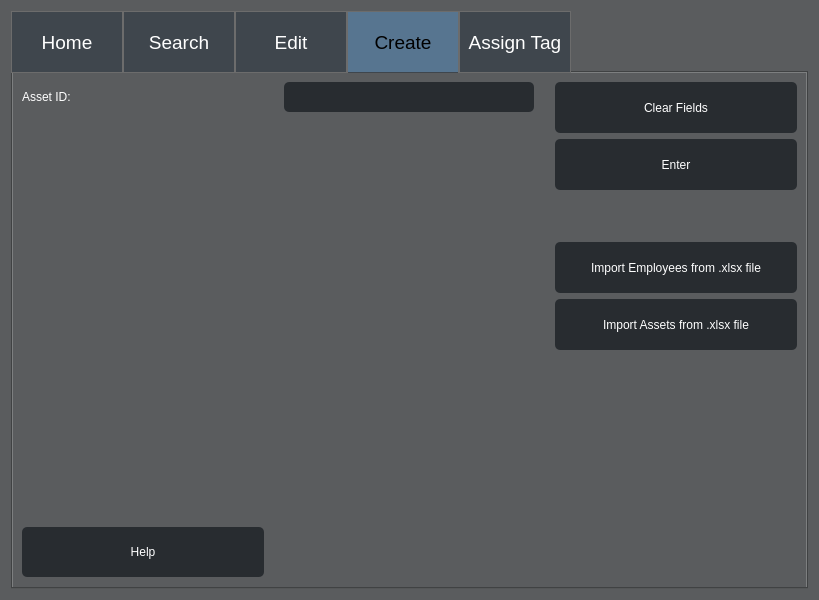
Capstone-RFID/Code, file ui/Admin_Level2_Access.ui: the form before one commit.
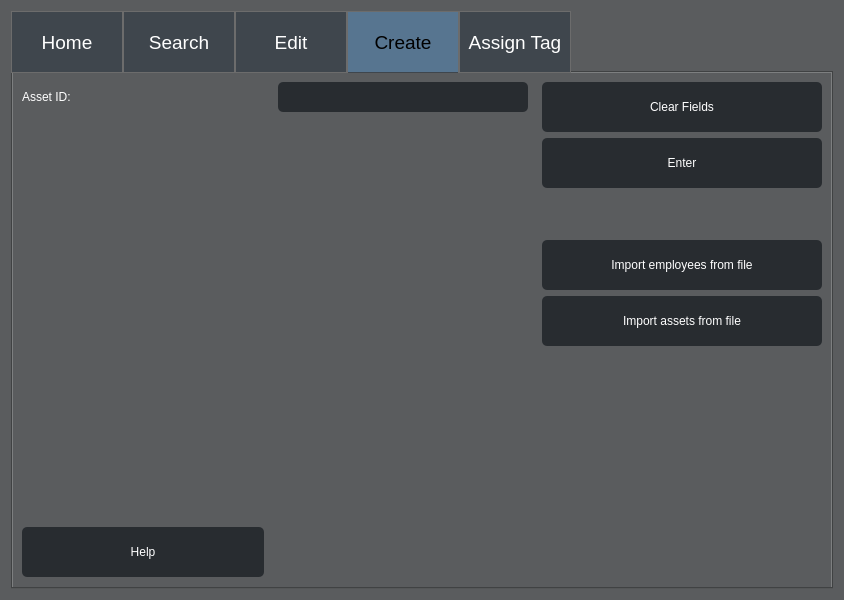
The form after the commit. The open tabs and pages were chosen to show the change.

Patch:
```diff
--- a/ui/Admin_Level2_Access.ui
+++ b/ui/Admin_Level2_Access.ui
@@ -6,7 +6,7 @@
    <rect>
     <x>0</x>
     <y>0</y>
-    <width>819</width>
+    <width>844</width>
     <height>600</height>
    </rect>
   </property>
@@ -1307,8 +1307,14 @@
             <widget class="QPushButton" name="Create_Clear_Fields_Button">
              <property name="minimumSize">
               <size>
+               <width>280</width>
+               <height>50</height>
+              </size>
+             </property>
+             <property name="maximumSize">
+              <size>
                <width>242</width>
-               <height>51</height>
+               <height>50</height>
               </size>
              </property>
              <property name="styleSheet">
@@ -1334,8 +1340,14 @@
             <widget class="QPushButton" name="Create_Confirm_Entry_Button">
              <property name="minimumSize">
               <size>
-               <width>242</width>
-               <height>51</height>
+               <width>280</width>
+               <height>50</height>
+              </size>
+             </property>
+             <property name="maximumSize">
+              <size>
+               <width>280</width>
+               <height>50</height>
               </size>
              </property>
              <property name="styleSheet">
@@ -1374,8 +1386,14 @@
             <widget class="QPushButton" name="Import_ImportEmployees_Button">
              <property name="minimumSize">
               <size>
-               <width>242</width>
-               <height>51</height>
+               <width>280</width>
+               <height>50</height>
+              </size>
+             </property>
+             <property name="maximumSize">
+              <size>
+               <width>280</width>
+               <height>50</height>
               </size>
              </property>
              <property name="styleSheet">
@@ -1393,7 +1411,7 @@
 }</string>
              </property>
              <property name="text">
-              <string>Import Employees from .xlsx file</string>
+              <string>Import employees from file</string>
              </property>
             </widget>
            </item>
@@ -1401,8 +1419,14 @@
             <widget class="QPushButton" name="Import_ImportAssets_Button">
              <property name="minimumSize">
               <size>
-               <width>242</width>
-               <height>51</height>
+               <width>280</width>
+               <height>50</height>
+              </size>
+             </property>
+             <property name="maximumSize">
+              <size>
+               <width>280</width>
+               <height>50</height>
               </size>
              </property>
              <property name="styleSheet">
@@ -1420,7 +1444,7 @@
 }</string>
              </property>
              <property name="text">
-              <string>Import Assets from .xlsx file</string>
+              <string>Import assets from file</string>
              </property>
             </widget>
            </item>
```
Left out of the diff: 4 changed lines with no effect on the pictures.
